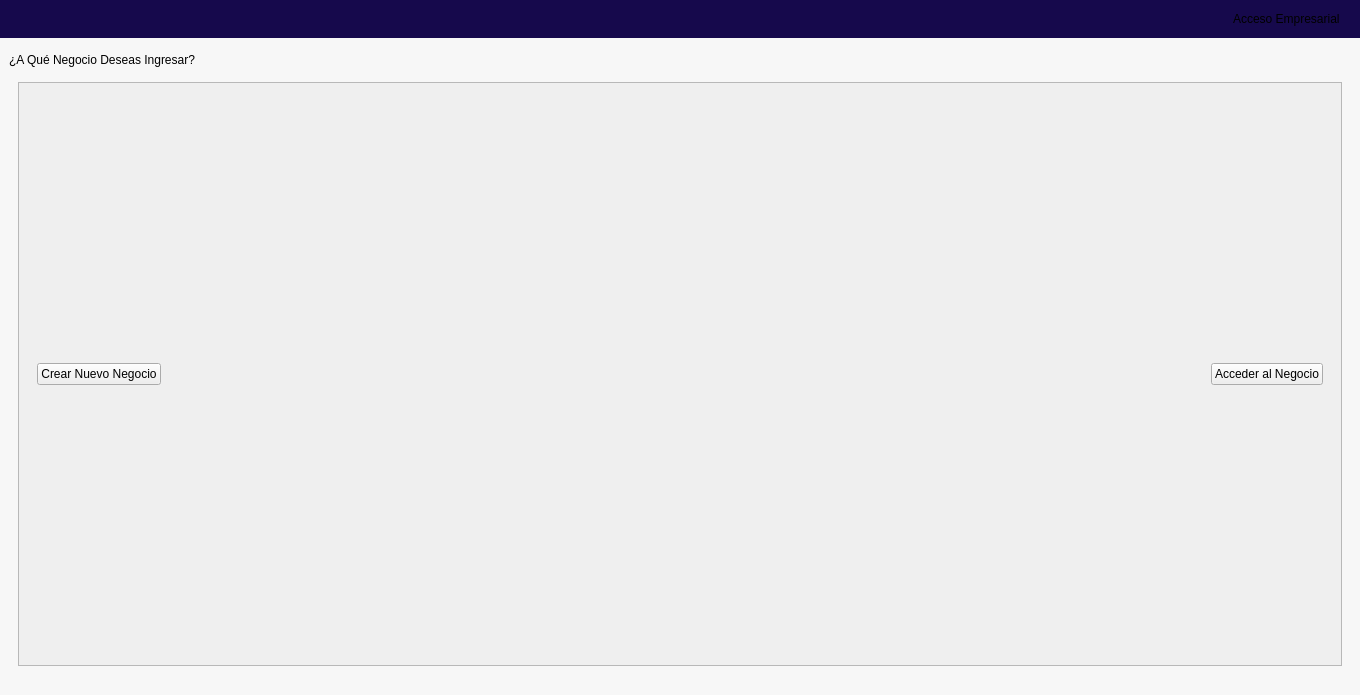
Brando-1510/Proyecto-Integrador-2.0, file app/ui/chooseBusiness.ui: the form before one commit.
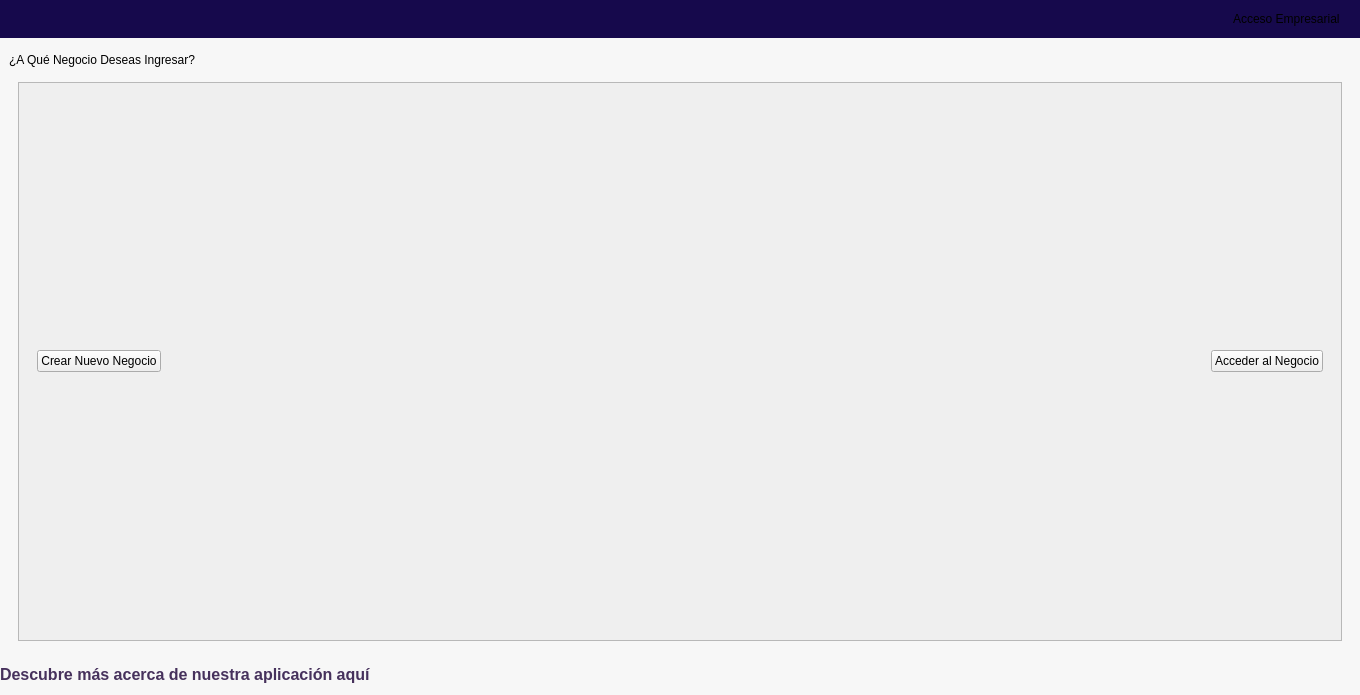
The form after the commit. Icons and pictures are not drawn.

The edit to the form file:
```diff
--- a/app/ui/chooseBusiness.ui
+++ b/app/ui/chooseBusiness.ui
@@ -417,8 +417,8 @@
               <rect>
                <x>0</x>
                <y>0</y>
-               <width>1326</width>
-               <height>489</height>
+               <width>1324</width>
+               <height>459</height>
               </rect>
              </property>
              <layout class="QGridLayout" name="gridLayout">
@@ -611,6 +611,36 @@
      </layout>
     </widget>
    </item>
+   <item>
+    <widget class="QLabel" name="label_5">
+     <property name="styleSheet">
+      <string notr="true">QLabel {
+	color: #16094C;
+    font-size: 16px;
+    font-weight: bold;
+	qproperty-alignment: 'AlignCenter';
+}
+QLabel a {
+    color: #16094C;
+    text-decoration: none; /* Cámbialo a 'none' si no quieres que esté subrayado */
+}
+
+/* Opcional: Color cuando el usuario pasa el mouse por encima */
+QLabel a:hover {
+    color: #614480; 
+}
+
+</string>
+     </property>
+     <property name="text">
+      <string>&lt;a href=&quot;https://luis-hdz7.github.io/Finanzen-Web/&quot; style=&quot;color: #46315c; text-align: center; text-decoration: none;&quot;&gt;Descubre más acerca de nuestra aplicación aquí&lt;/a&gt;
+</string>
+     </property>
+     <property name="openExternalLinks">
+      <bool>true</bool>
+     </property>
+    </widget>
+   </item>
   </layout>
  </widget>
  <resources>
```
